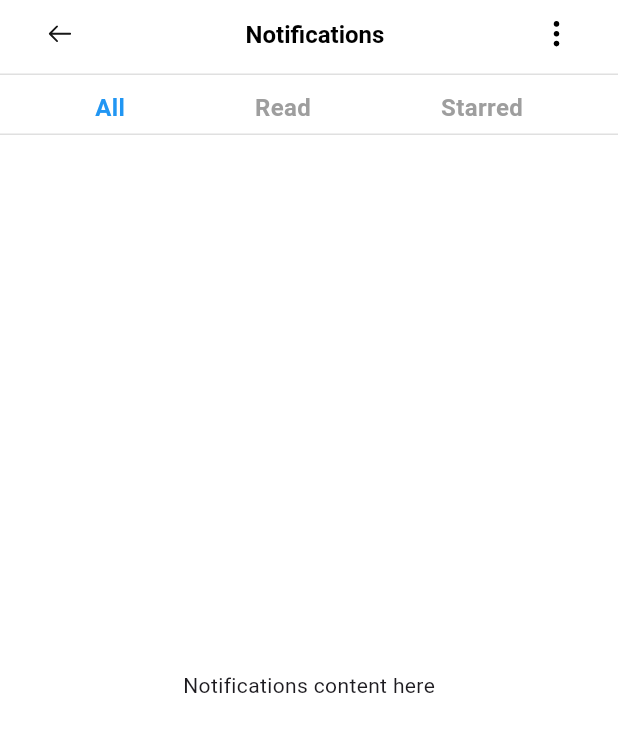
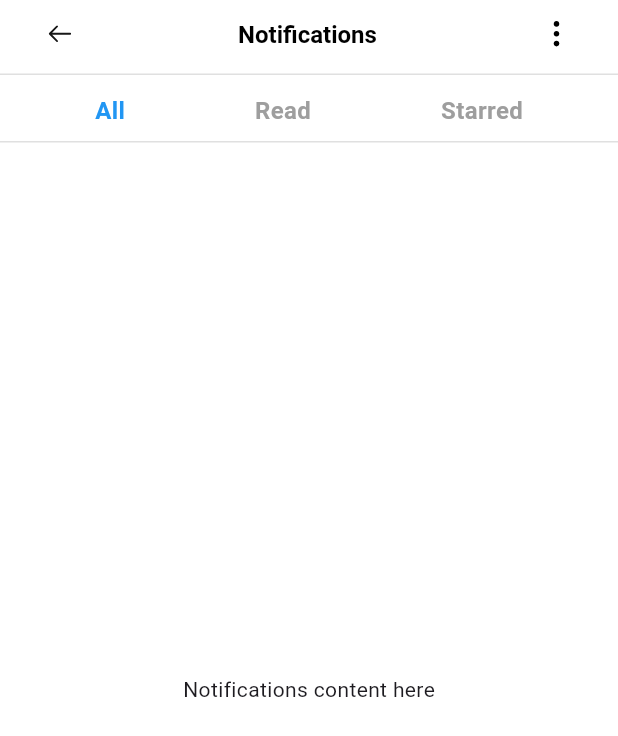
Before and after one commit to MykeahSerrano/Homepage-Services, a Flutter app: the NotificationsPage screen opened directly, on a phone screen of 412 x 824 dp. Shown: the top 736 px of the screen. Run offline on Flutter 3.47's test engine with Material 3 defaults, Android fonts, the phone set to English and light mode, and no system bars; our stand-ins replace flutter_svg, google_fonts.

Commit message:
05/19/2025

```diff
--- a/lib/features/presentations/notifications.dart
+++ b/lib/features/presentations/notifications.dart
@@ -17,9 +17,7 @@ class NotificationsPage extends StatelessWidget {
         elevation: 0,
         surfaceTintColor: Colors.transparent,
         title: Padding(
-          padding: const EdgeInsets.symmetric(
-            horizontal: 16.0,
-          ), // Adjusted padding
+          padding: const EdgeInsets.symmetric(horizontal: 16.0),
           child: Row(
             children: [
               GestureDetector(
@@ -35,7 +33,6 @@ class NotificationsPage extends StatelessWidget {
                   width: 16,
                 ),
               ),
-              const SizedBox(width: 10), // Space between icon and title
               Expanded(
                 child: Center(
                   child: Text(
@@ -60,13 +57,14 @@ class NotificationsPage extends StatelessWidget {
           ),
         ),
         bottom: PreferredSize(
-          preferredSize: const Size.fromHeight(45.0),
+          preferredSize: const Size.fromHeight(50.0),
           child: Column(
             children: [
               Container(height: 1, color: const Color(0xFFE0E0E0)),
               Padding(
                 padding: const EdgeInsets.symmetric(
                   horizontal: 20.0,
+                  vertical: 2.5,
                 ), // Adjusted padding
                 child: Row(
                   mainAxisAlignment:
```
